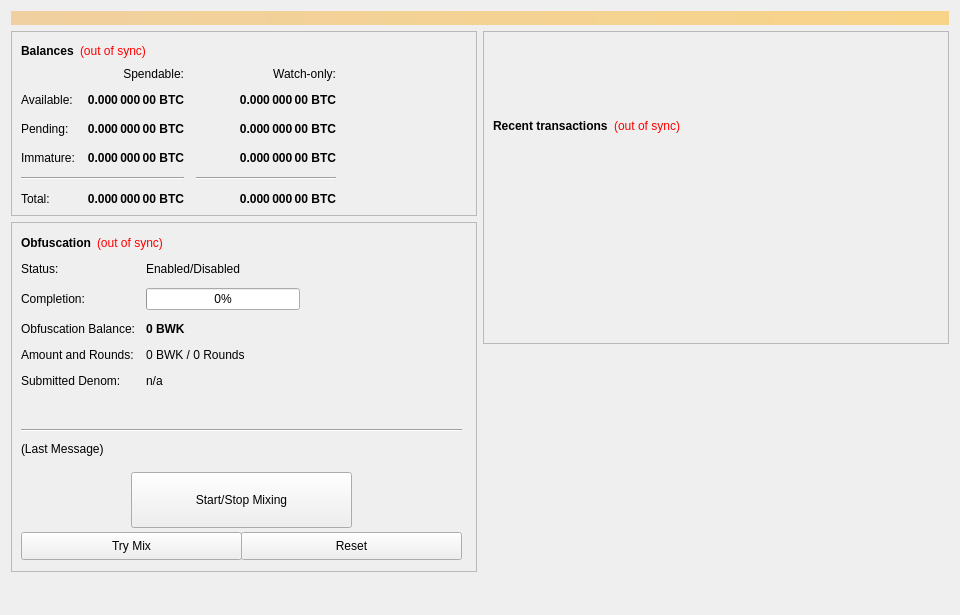
bulwark-crypto/Bulwark, file src/qt/forms/overviewpage.ui: the form before one commit.
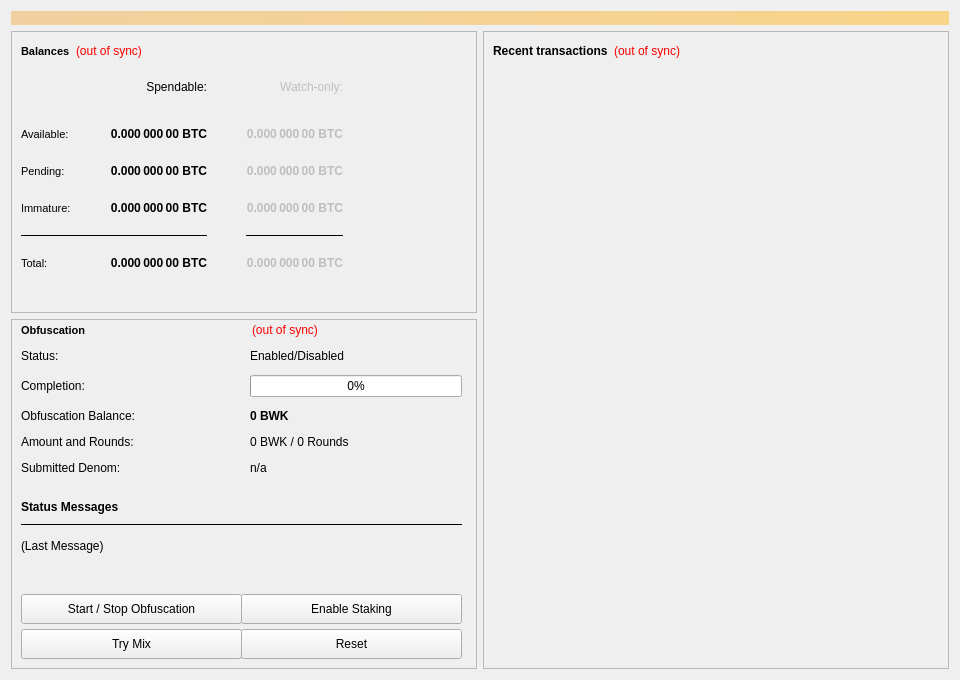
The form after the commit.

```diff
--- a/src/qt/forms/overviewpage.ui
+++ b/src/qt/forms/overviewpage.ui
@@ -7,7 +7,7 @@
     <x>0</x>
     <y>0</y>
     <width>960</width>
-    <height>615</height>
+    <height>680</height>
    </rect>
   </property>
   <property name="minimumSize">
@@ -40,8 +40,11 @@
     <layout class="QHBoxLayout" name="horizontalLayout" stretch="1,1">
      <item>
       <layout class="QVBoxLayout" name="verticalLayout_2">
+       <property name="spacing">
+        <number>6</number>
+       </property>
        <item>
-        <widget class="QFrame" name="frame">
+        <widget class="QFrame" name="frame_Balances">
          <property name="frameShape">
           <enum>QFrame::StyledPanel</enum>
          </property>
@@ -52,11 +55,15 @@
           <item>
            <layout class="QHBoxLayout" name="horizontalLayout_4">
             <item>
-             <widget class="QLabel" name="label_5">
+             <widget class="QLabel" name="BalanceTitle">
               <property name="font">
                <font>
+                <pointsize>8</pointsize>
                 <weight>75</weight>
+                <italic>false</italic>
                 <bold>true</bold>
+                <underline>false</underline>
+                <stylestrategy>PreferDefault</stylestrategy>
                </font>
               </property>
               <property name="text">
@@ -100,11 +107,17 @@
           </item>
           <item>
            <layout class="QGridLayout" name="gridLayout">
-            <property name="spacing">
-             <number>12</number>
+            <property name="leftMargin">
+             <number>0</number>
             </property>
-            <item row="2" column="2">
-             <widget class="QLabel" name="labelWatchPending">
+            <property name="horizontalSpacing">
+             <number>39</number>
+            </property>
+            <property name="verticalSpacing">
+             <number>20</number>
+            </property>
+            <item row="6" column="1">
+             <widget class="QLabel" name="labelTotal">
               <property name="font">
                <font>
                 <weight>75</weight>
@@ -115,102 +128,71 @@
                <cursorShape>IBeamCursor</cursorShape>
               </property>
               <property name="toolTip">
-               <string>Unconfirmed transactions to watch-only addresses</string>
+               <string>Your current total balance</string>
               </property>
               <property name="text">
                <string notr="true">0.000 000 00 BTC</string>
               </property>
               <property name="alignment">
-               <set>Qt::AlignRight|Qt::AlignTrailing|Qt::AlignVCenter</set>
+               <set>Qt::AlignLeading|Qt::AlignLeft|Qt::AlignRight|Qt::AlignTrailing|Qt::AlignVCenter</set>
               </property>
               <property name="textInteractionFlags">
                <set>Qt::LinksAccessibleByMouse|Qt::TextSelectableByKeyboard|Qt::TextSelectableByMouse</set>
               </property>
              </widget>
             </item>
-            <item row="2" column="1">
-             <widget class="QLabel" name="labelUnconfirmed">
-              <property name="font">
-               <font>
-                <weight>75</weight>
-                <bold>true</bold>
-               </font>
-              </property>
-              <property name="cursor">
-               <cursorShape>IBeamCursor</cursorShape>
-              </property>
-              <property name="toolTip">
-               <string>Total of transactions that have yet to be confirmed, and do not yet count toward the spendable balance</string>
-              </property>
-              <property name="text">
-               <string notr="true">0.000 000 00 BTC</string>
-              </property>
-              <property name="alignment">
-               <set>Qt::AlignRight|Qt::AlignTrailing|Qt::AlignVCenter</set>
-              </property>
-              <property name="textInteractionFlags">
-               <set>Qt::LinksAccessibleByMouse|Qt::TextSelectableByKeyboard|Qt::TextSelectableByMouse</set>
-              </property>
-             </widget>
-            </item>
-            <item row="3" column="2">
-             <widget class="QLabel" name="labelWatchImmature">
-              <property name="font">
-               <font>
-                <weight>75</weight>
-                <bold>true</bold>
-               </font>
-              </property>
-              <property name="cursor">
-               <cursorShape>IBeamCursor</cursorShape>
-              </property>
-              <property name="toolTip">
-               <string>Staked or masternode rewards in watch-only addresses that has not yet matured</string>
-              </property>
-              <property name="text">
-               <string notr="true">0.000 000 00 BTC</string>
-              </property>
-              <property name="alignment">
-               <set>Qt::AlignRight|Qt::AlignTrailing|Qt::AlignVCenter</set>
-              </property>
-              <property name="textInteractionFlags">
-               <set>Qt::LinksAccessibleByMouse|Qt::TextSelectableByKeyboard|Qt::TextSelectableByMouse</set>
-              </property>
-             </widget>
-            </item>
-            <item row="4" column="0" colspan="2">
-             <widget class="Line" name="lineSpendableBalance">
+            <item row="0" column="0">
+             <spacer name="verticalSpacer">
               <property name="orientation">
-               <enum>Qt::Horizontal</enum>
+               <enum>Qt::Vertical</enum>
               </property>
-             </widget>
-            </item>
-            <item row="4" column="2">
-             <widget class="Line" name="lineWatchBalance">
-              <property name="sizePolicy">
-               <sizepolicy hsizetype="Preferred" vsizetype="Fixed">
-                <horstretch>0</horstretch>
-                <verstretch>0</verstretch>
-               </sizepolicy>
-              </property>
-              <property name="minimumSize">
+              <property name="sizeHint" stdset="0">
                <size>
-                <width>140</width>
-                <height>0</height>
+                <width>20</width>
+                <height>40</height>
                </size>
               </property>
-              <property name="orientation">
-               <enum>Qt::Horizontal</enum>
-              </property>
-             </widget>
+             </spacer>
             </item>
-            <item row="5" column="0">
+            <item row="6" column="0">
              <widget class="QLabel" name="labelTotalText">
+              <property name="font">
+               <font>
+                <pointsize>8</pointsize>
+               </font>
+              </property>
               <property name="text">
                <string>Total:</string>
               </property>
              </widget>
             </item>
+            <item row="2" column="3">
+             <spacer name="horizontalSpacer_2">
+              <property name="orientation">
+               <enum>Qt::Horizontal</enum>
+              </property>
+              <property name="sizeHint" stdset="0">
+               <size>
+                <width>60</width>
+                <height>20</height>
+               </size>
+              </property>
+             </spacer>
+            </item>
+            <item row="1" column="0">
+             <widget class="QLabel" name="labelBalanceText">
+              <property name="font">
+               <font>
+                <pointsize>8</pointsize>
+                <weight>50</weight>
+                <bold>false</bold>
+               </font>
+              </property>
+              <property name="text">
+               <string>Available:</string>
+              </property>
+             </widget>
+            </item>
             <item row="3" column="1">
              <widget class="QLabel" name="labelImmature">
               <property name="font">
@@ -229,60 +211,66 @@
                <string notr="true">0.000 000 00 BTC</string>
               </property>
               <property name="alignment">
-               <set>Qt::AlignRight|Qt::AlignTrailing|Qt::AlignVCenter</set>
+               <set>Qt::AlignLeading|Qt::AlignLeft|Qt::AlignRight|Qt::AlignTrailing|Qt::AlignVCenter</set>
               </property>
               <property name="textInteractionFlags">
                <set>Qt::LinksAccessibleByMouse|Qt::TextSelectableByKeyboard|Qt::TextSelectableByMouse</set>
               </property>
              </widget>
             </item>
-            <item row="2" column="3">
-             <spacer name="horizontalSpacer_2">
-              <property name="orientation">
-               <enum>Qt::Horizontal</enum>
+            <item row="0" column="1">
+             <widget class="QLabel" name="labelSpendable">
+              <property name="text">
+               <string>Spendable:</string>
               </property>
-              <property name="sizeHint" stdset="0">
-               <size>
-                <width>40</width>
-                <height>20</height>
-               </size>
+              <property name="alignment">
+               <set>Qt::AlignLeading|Qt::AlignLeft|Qt::AlignRight|Qt::AlignTrailing|Qt::AlignVCenter</set>
               </property>
-             </spacer>
+             </widget>
+            </item>
+            <item row="0" column="2">
+             <widget class="QLabel" name="labelWatchonly">
+              <property name="enabled">
+               <bool>false</bool>
+              </property>
+              <property name="text">
+               <string>Watch-only:</string>
+              </property>
+              <property name="alignment">
+               <set>Qt::AlignLeading|Qt::AlignLeft|Qt::AlignRight|Qt::AlignTrailing|Qt::AlignVCenter</set>
+              </property>
+             </widget>
             </item>
             <item row="3" column="0">
              <widget class="QLabel" name="labelImmatureText">
+              <property name="font">
+               <font>
+                <pointsize>8</pointsize>
+               </font>
+              </property>
               <property name="text">
                <string>Immature:</string>
               </property>
              </widget>
             </item>
-            <item row="5" column="1">
-             <widget class="QLabel" name="labelTotal">
+            <item row="2" column="0">
+             <widget class="QLabel" name="labelPendingText">
               <property name="font">
                <font>
-                <weight>75</weight>
-                <bold>true</bold>
+                <pointsize>8</pointsize>
+                <kerning>true</kerning>
                </font>
               </property>
-              <property name="cursor">
-               <cursorShape>IBeamCursor</cursorShape>
-              </property>
-              <property name="toolTip">
-               <string>Your current total balance</string>
-              </property>
               <property name="text">
-               <string notr="true">0.000 000 00 BTC</string>
-              </property>
-              <property name="alignment">
-               <set>Qt::AlignRight|Qt::AlignTrailing|Qt::AlignVCenter</set>
-              </property>
-              <property name="textInteractionFlags">
-               <set>Qt::LinksAccessibleByMouse|Qt::TextSelectableByKeyboard|Qt::TextSelectableByMouse</set>
+               <string>Pending:</string>
               </property>
              </widget>
             </item>
-            <item row="5" column="2">
+            <item row="6" column="2">
              <widget class="QLabel" name="labelWatchTotal">
+              <property name="enabled">
+               <bool>false</bool>
+              </property>
               <property name="font">
                <font>
                 <weight>75</weight>
@@ -299,49 +287,7 @@
                <string notr="true">0.000 000 00 BTC</string>
               </property>
               <property name="alignment">
-               <set>Qt::AlignRight|Qt::AlignTrailing|Qt::AlignVCenter</set>
-              </property>
-              <property name="textInteractionFlags">
-               <set>Qt::LinksAccessibleByMouse|Qt::TextSelectableByKeyboard|Qt::TextSelectableByMouse</set>
-              </property>
-             </widget>
-            </item>
-            <item row="0" column="2">
-             <widget class="QLabel" name="labelWatchonly">
-              <property name="text">
-               <string>Watch-only:</string>
-              </property>
-              <property name="alignment">
-               <set>Qt::AlignRight|Qt::AlignTrailing|Qt::AlignVCenter</set>
-              </property>
-             </widget>
-            </item>
-            <item row="1" column="0">
-             <widget class="QLabel" name="labelBalanceText">
-              <property name="text">
-               <string>Available:</string>
-              </property>
-             </widget>
-            </item>
-            <item row="1" column="1">
-             <widget class="QLabel" name="labelBalance">
-              <property name="font">
-               <font>
-                <weight>75</weight>
-                <bold>true</bold>
-               </font>
-              </property>
-              <property name="cursor">
-               <cursorShape>IBeamCursor</cursorShape>
-              </property>
-              <property name="toolTip">
-               <string>Your current spendable balance</string>
-              </property>
-              <property name="text">
-               <string notr="true">0.000 000 00 BTC</string>
-              </property>
-              <property name="alignment">
-               <set>Qt::AlignRight|Qt::AlignTrailing|Qt::AlignVCenter</set>
+               <set>Qt::AlignLeading|Qt::AlignLeft|Qt::AlignRight|Qt::AlignTrailing|Qt::AlignVCenter</set>
               </property>
               <property name="textInteractionFlags">
                <set>Qt::LinksAccessibleByMouse|Qt::TextSelectableByKeyboard|Qt::TextSelectableByMouse</set>
@@ -350,6 +296,9 @@
             </item>
             <item row="1" column="2">
              <widget class="QLabel" name="labelWatchAvailable">
+              <property name="enabled">
+               <bool>false</bool>
+              </property>
               <property name="font">
                <font>
                 <weight>75</weight>
@@ -366,32 +315,184 @@
                <string notr="true">0.000 000 00 BTC</string>
               </property>
               <property name="alignment">
-               <set>Qt::AlignRight|Qt::AlignTrailing|Qt::AlignVCenter</set>
+               <set>Qt::AlignLeading|Qt::AlignLeft|Qt::AlignRight|Qt::AlignTrailing|Qt::AlignVCenter</set>
               </property>
               <property name="textInteractionFlags">
                <set>Qt::LinksAccessibleByMouse|Qt::TextSelectableByKeyboard|Qt::TextSelectableByMouse</set>
               </property>
              </widget>
             </item>
-            <item row="2" column="0">
-             <widget class="QLabel" name="labelPendingText">
+            <item row="3" column="2">
+             <widget class="QLabel" name="labelWatchImmature">
+              <property name="enabled">
+               <bool>false</bool>
+              </property>
+              <property name="font">
+               <font>
+                <weight>75</weight>
+                <bold>true</bold>
+               </font>
+              </property>
+              <property name="cursor">
+               <cursorShape>IBeamCursor</cursorShape>
+              </property>
+              <property name="toolTip">
+               <string>Staked or masternode rewards in watch-only addresses that has not yet matured</string>
+              </property>
               <property name="text">
-               <string>Pending:</string>
+               <string notr="true">0.000 000 00 BTC</string>
               </property>
+              <property name="alignment">
+               <set>Qt::AlignLeading|Qt::AlignLeft|Qt::AlignRight|Qt::AlignTrailing|Qt::AlignVCenter</set>
+              </property>
+              <property name="textInteractionFlags">
+               <set>Qt::LinksAccessibleByMouse|Qt::TextSelectableByKeyboard|Qt::TextSelectableByMouse</set>
+              </property>
              </widget>
             </item>
-            <item row="0" column="1">
-             <widget class="QLabel" name="labelSpendable">
+            <item row="2" column="2">
+             <widget class="QLabel" name="labelWatchPending">
+              <property name="enabled">
+               <bool>false</bool>
+              </property>
+              <property name="font">
+               <font>
+                <weight>75</weight>
+                <bold>true</bold>
+               </font>
+              </property>
+              <property name="cursor">
+               <cursorShape>IBeamCursor</cursorShape>
+              </property>
+              <property name="toolTip">
+               <string>Unconfirmed transactions to watch-only addresses</string>
+              </property>
               <property name="text">
-               <string>Spendable:</string>
+               <string notr="true">0.000 000 00 BTC</string>
               </property>
               <property name="alignment">
-               <set>Qt::AlignRight|Qt::AlignTrailing|Qt::AlignVCenter</set>
+               <set>Qt::AlignLeading|Qt::AlignLeft|Qt::AlignRight|Qt::AlignTrailing|Qt::AlignVCenter</set>
+              </property>
+              <property name="textInteractionFlags">
+               <set>Qt::LinksAccessibleByMouse|Qt::TextSelectableByKeyboard|Qt::TextSelectableByMouse</set>
+              </property>
+             </widget>
+            </item>
+            <item row="2" column="1">
+             <widget class="QLabel" name="labelUnconfirmed">
+              <property name="font">
+               <font>
+                <weight>75</weight>
+                <bold>true</bold>
+               </font>
+              </property>
+              <property name="cursor">
+               <cursorShape>IBeamCursor</cursorShape>
+              </property>
+              <property name="toolTip">
+               <string>Total of transactions that have yet to be confirmed, and do not yet count toward the spendable balance</string>
+              </property>
+              <property name="text">
+               <string notr="true">0.000 000 00 BTC</string>
+              </property>
+              <property name="alignment">
+               <set>Qt::AlignLeading|Qt::AlignLeft|Qt::AlignRight|Qt::AlignTrailing|Qt::AlignVCenter</set>
+              </property>
+              <property name="textInteractionFlags">
+               <set>Qt::LinksAccessibleByMouse|Qt::TextSelectableByKeyboard|Qt::TextSelectableByMouse</set>
+              </property>
+             </widget>
+            </item>
+            <item row="1" column="1">
+             <widget class="QLabel" name="labelBalance">
+              <property name="font">
+               <font>
+                <weight>75</weight>
+                <bold>true</bold>
+               </font>
+              </property>
+              <property name="cursor">
+               <cursorShape>IBeamCursor</cursorShape>
+              </property>
+              <property name="toolTip">
+               <string>Your current spendable balance</string>
+              </property>
+              <property name="text">
+               <string notr="true">0.000 000 00 BTC</string>
+              </property>
+              <property name="alignment">
+               <set>Qt::AlignLeading|Qt::AlignLeft|Qt::AlignRight|Qt::AlignTrailing|Qt::AlignVCenter</set>
+              </property>
+              <property name="textInteractionFlags">
+               <set>Qt::LinksAccessibleByMouse|Qt::TextSelectableByKeyboard|Qt::TextSelectableByMouse</set>
+              </property>
+             </widget>
+            </item>
+            <item row="5" column="2">
+             <widget class="Line" name="lineWatchOnlyBalance">
+              <property name="sizePolicy">
+               <sizepolicy hsizetype="Preferred" vsizetype="Fixed">
+                <horstretch>0</horstretch>
+                <verstretch>0</verstretch>
+               </sizepolicy>
+              </property>
+              <property name="maximumSize">
+               <size>
+                <width>16777215</width>
+                <height>1</height>
+               </size>
+              </property>
+              <property name="frameShadow">
+               <enum>QFrame::Plain</enum>
+              </property>
+              <property name="orientation">
+               <enum>Qt::Horizontal</enum>
+              </property>
+             </widget>
+            </item>
+            <item row="5" column="0" colspan="2">
+             <widget class="Line" name="lineSpendableBalance">
+              <property name="enabled">
+               <bool>true</bool>
+              </property>
+              <property name="sizePolicy">
+               <sizepolicy hsizetype="Preferred" vsizetype="Fixed">
+                <horstretch>0</horstretch>
+                <verstretch>0</verstretch>
+               </sizepolicy>
+              </property>
+              <property name="maximumSize">
+               <size>
+                <width>16777215</width>
+                <height>1</height>
+               </size>
+              </property>
+              <property name="frameShadow">
+               <enum>QFrame::Plain</enum>
+              </property>
+              <property name="orientation">
+               <enum>Qt::Horizontal</enum>
               </property>
              </widget>
             </item>
            </layout>
           </item>
+          <item>
+           <spacer name="verticalSpacer_2">
+            <property name="orientation">
+             <enum>Qt::Vertical</enum>
+            </property>
+            <property name="sizeType">
+             <enum>QSizePolicy::Expanding</enum>
+            </property>
+            <property name="sizeHint" stdset="0">
+             <size>
+              <width>20</width>
+              <height>30</height>
+             </size>
+            </property>
+           </spacer>
+          </item>
          </layout>
         </widget>
        </item>
@@ -416,23 +517,29 @@
           <property name="geometry">
            <rect>
             <x>10</x>
-            <y>40</y>
-            <width>451</width>
-            <height>161</height>
+            <y>30</y>
+            <width>441</width>
+            <height>131</height>
            </rect>
           </property>
-          <layout class="QFormLayout" name="formLayout">
+          <layout class="QFormLayout" name="obfuscationStatusLayout">
            <property name="fieldGrowthPolicy">
             <enum>QFormLayout::AllNonFixedFieldsGrow</enum>
            </property>
            <property name="horizontalSpacing">
-            <number>11</number>
+            <number>115</number>
            </property>
            <property name="verticalSpacing">
             <number>12</number>
            </property>
            <item row="0" column="0">
             <widget class="QLabel" name="label_6">
+             <property name="font">
+              <font>
+               <weight>50</weight>
+               <bold>false</bold>
+              </font>
+             </property>
              <property name="text">
               <string>Status:</string>
              </property>
@@ -440,6 +547,12 @@
            </item>
            <item row="1" column="0">
             <widget class="QLabel" name="label_7">
+             <property name="font">
+              <font>
+               <weight>50</weight>
+               <bold>false</bold>
+              </font>
+             </property>
              <property name="text">
               <string>Completion:</string>
              </property>
@@ -447,19 +560,46 @@
            </item>
            <item row="1" column="1">
             <widget class="QProgressBar" name="obfuscationProgress">
-             <property name="maximumSize">
+             <property name="enabled">
+              <bool>true</bool>
+             </property>
+             <property name="minimumSize">
               <size>
                <width>154</width>
+               <height>0</height>
+              </size>
+             </property>
+             <property name="maximumSize">
+              <size>
+               <width>220</width>
                <height>16777215</height>
               </size>
              </property>
+             <property name="font">
+              <font>
+               <weight>50</weight>
+               <bold>false</bold>
+              </font>
+             </property>
              <property name="value">
               <number>0</number>
              </property>
+             <property name="alignment">
+              <set>Qt::AlignCenter</set>
+             </property>
+             <property name="invertedAppearance">
+              <bool>false</bool>
+             </property>
             </widget>
            </item>
            <item row="2" column="0">
             <widget class="QLabel" name="labelAnonymizedText">
+             <property name="font">
+              <font>
+               <weight>50</weight>
+               <bold>false</bold>
+              </font>
+             </property>
              <property name="text">
               <string>Obfuscation Balance:</string>
              </property>
@@ -480,6 +620,12 @@
            </item>
            <item row="3" column="0">
             <widget class="QLabel" name="label_8">
+             <property name="font">
+              <font>
+               <weight>50</weight>
+               <bold>false</bold>
+              </font>
+             </property>
              <property name="text">
               <string>Amount and Rounds:</string>
              </property>
@@ -487,6 +633,12 @@
            </item>
            <item row="3" column="1">
             <widget class="QLabel" name="labelAmountRounds">
+             <property name="font">
+              <font>
+               <weight>50</weight>
+               <bold>false</bold>
+              </font>
+             </property>
              <property name="text">
               <string>0 BWK / 0 Rounds</string>
              </property>
@@ -494,6 +646,12 @@
            </item>
            <item row="4" column="0">
             <widget class="QLabel" name="label_9">
+             <property name="font">
+              <font>
+               <weight>50</weight>
+               <bold>false</bold>
+              </font>
+             </property>
              <property name="text">
               <string>Submitted Denom:</string>
              </property>
@@ -501,6 +659,12 @@
            </item>
            <item row="4" column="1">
             <widget class="QLabel" name="labelSubmittedDenom">
+             <property name="font">
+              <font>
+               <weight>50</weight>
+               <bold>false</bold>
+              </font>
+             </property>
              <property name="toolTip">
               <string>The denominations you submitted to the Masternode.&lt;br&gt;To mix, other users must submit the exact same denominations.</string>
              </property>
@@ -511,6 +675,12 @@
            </item>
            <item row="0" column="1">
             <widget class="QLabel" name="obfuscationEnabled">
+             <property name="font">
+              <font>
+               <weight>50</weight>
+               <bold>false</bold>
+              </font>
+             </property>
              <property name="text">
               <string>Enabled/Disabled</string>
              </property>
@@ -958,10 +1128,10 @@
          <widget class="QPushButton" name="toggleObfuscation">
           <property name="geometry">
            <rect>
-            <x>120</x>
-            <y>250</y>
+            <x>10</x>
+            <y>275</y>
             <width>221</width>
-            <height>56</height>
+            <height>30</height>
            </rect>
           </property>
           <property name="sizePolicy">
@@ -971,18 +1141,24 @@
            </sizepolicy>
           </property>
           <property name="text">
-           <string>Start/Stop Mixing</string>
+           <string>Start / Stop Obfuscation</string>
           </property>
          </widget>
          <widget class="Line" name="lineLastMessage">
+          <property name="enabled">
+           <bool>true</bool>
+          </property>
           <property name="geometry">
            <rect>
             <x>10</x>
-            <y>200</y>
+            <y>205</y>
             <width>441</width>
-            <height>16</height>
+            <height>1</height>
            </rect>
           </property>
+          <property name="frameShadow">
+           <enum>QFrame::Plain</enum>
+          </property>
           <property name="orientation">
            <enum>Qt::Horizontal</enum>
           </property>
@@ -992,8 +1168,8 @@
            <rect>
             <x>10</x>
             <y>220</y>
-            <width>451</width>
-            <height>61</height>
+            <width>441</width>
+            <height>43</height>
            </rect>
           </property>
           <property name="minimumSize">
@@ -1018,7 +1194,7 @@
             <x>10</x>
             <y>310</y>
             <width>221</width>
-            <height>28</height>
+            <height>30</height>
            </rect>
           </property>
           <property name="sizePolicy">
@@ -1040,7 +1216,7 @@
             <x>230</x>
             <y>310</y>
             <width>221</width>
-            <height>28</height>
+            <height>30</height>
            </rect>
           </property>
           <property name="sizePolicy">
@@ -1059,20 +1235,62 @@
            <string>Reset</string>
           </property>
          </widget>
+         <widget class="QLabel" name="ObfuscationStatusTitle">
+          <property name="geometry">
+           <rect>
+            <x>10</x>
+            <y>180</y>
+            <width>441</width>
+            <height>16</height>
+           </rect>
+          </property>
+          <property name="font">
+           <font>
+            <weight>75</weight>
+            <bold>true</bold>
+           </font>
+          </property>
+          <property name="text">
+           <string>Status Messages</string>
+          </property>
+         </widget>
+         <widget class="QPushButton" name="toggleStaking">
+          <property name="geometry">
+           <rect>
+            <x>230</x>
+            <y>275</y>
+            <width>221</width>
+            <height>30</height>
+           </rect>
+          </property>
+          <property name="sizePolicy">
+           <sizepolicy hsizetype="MinimumExpanding" vsizetype="Fixed">
+            <horstretch>0</horstretch>
+            <verstretch>0</verstretch>
+           </sizepolicy>
+          </property>
+          <property name="text">
+           <string>Enable Staking</string>
+          </property>
+         </widget>
          <widget class="QWidget" name="layoutWidget">
           <property name="geometry">
            <rect>
             <x>10</x>
-            <y>10</y>
-            <width>431</width>
+            <y>0</y>
+            <width>441</width>
             <height>22</height>
            </rect>
           </property>
           <layout class="QHBoxLayout" name="horizontalLayout_5">
+           <property name="spacing">
+            <number>5</number>
+           </property>
            <item>
-            <widget class="QLabel" name="label_2">
+            <widget class="QLabel" name="ObfuscationTitle">
              <property name="font">
               <font>
+               <pointsize>8</pointsize>
                <weight>75</weight>
                <bold>true</bold>
               </font>
@@ -1082,58 +1300,56 @@
              </property>
             </widget>
            </item>
-           <item>
-            <widget class="QLabel" name="labelObfuscationSyncStatus">
-             <property name="toolTip">
-              <string>The displayed information may be out of date. Your wallet automatically synchronizes with the Bulwark network after a connection is established, but this process has not completed yet.</string>
-             </property>
-             <property name="styleSheet">
-              <string notr="true">QLabel { color: red; }</string>
-             </property>
-             <property name="text">
-              <string notr="true">(out of sync)</string>
-             </property>
-             <property name="alignment">
-              <set>Qt::AlignLeading|Qt::AlignLeft|Qt::AlignVCenter</set>
-             </property>
-            </widget>
-           </item>
            <item>
             <spacer name="horizontalSpacer_4">
              <property name="orientation">
               <enum>Qt::Horizontal</enum>
              </property>
+             <property name="sizeType">
+              <enum>QSizePolicy::Maximum</enum>
+             </property>
              <property name="sizeHint" stdset="0">
               <size>
-               <width>40</width>
+               <width>16</width>
                <height>20</height>
               </size>
              </property>
             </spacer>
            </item>
+           <item>
+            <widget class="QLabel" name="labelObfuscationSyncStatus">
+             <property name="font">
+              <font>
+               <weight>50</weight>
+               <bold>false</bold>
+               <underline>false</underline>
+               <strikeout>false</strikeout>
+              </font>
+             </property>
+             <property name="toolTip">
+              <string>The displayed information may be out of date. Your wallet automatically synchronizes with the Bulwark network after a connection is established, but this process has not completed yet.</string>
+             </property>
+             <property name="styleSheet">
+              <string notr="true">QLabel { color: red; }</string>
+             </property>
+             <property name="text">
+              <string notr="true">(out of sync)</string>
+             </property>
+             <property name="alignment">
+              <set>Qt::AlignLeading|Qt::AlignLeft|Qt::AlignVCenter</set>
+             </property>
+            </widget>
+           </item>
           </layout>
          </widget>
         </widget>
        </item>
-       <item>
-        <spacer name="verticalSpacer">
-         <property name="orientation">
-          <enum>Qt::Vertical</enum>
-         </property>
-         <property name="sizeHint" stdset="0">
-          <size>
-           <width>20</width>
-           <height>40</height>
-          </size>
-         </property>
-        </spacer>
-       </item>
       </layout>
      </item>
      <item>
       <layout class="QVBoxLayout" name="verticalLayout_3">
        <item>
-        <widget class="QFrame" name="frame_2">
+        <widget class="QFrame" name="frame_RecentTransactions">
          <property name="frameShape">
           <enum>QFrame::StyledPanel</enum>
          </property>
@@ -1141,26 +1357,16 @@
           <enum>QFrame::Raised</enum>
          </property>
          <layout class="QVBoxLayout" name="verticalLayout">
-          <item>
-           <spacer name="verticalSpacer_3">
-            <property name="orientation">
-             <enum>Qt::Vertical</enum>
-            </property>
-            <property name="sizeType">
-             <enum>QSizePolicy::Fixed</enum>
-            </property>
-            <property name="sizeHint" stdset="0">
-             <size>
-              <width>20</width>
-              <height>75</height>
-             </size>
-            </property>
-           </spacer>
-          </item>
           <item>
            <layout class="QHBoxLayout" name="horizontalLayout_2">
             <item>
-             <widget class="QLabel" name="label_4">
+             <widget class="QLabel" name="RecentTitle">
+              <property name="sizePolicy">
+               <sizepolicy hsizetype="Maximum" vsizetype="Preferred">
+                <horstretch>0</horstretch>
+                <verstretch>0</verstretch>
+               </sizepolicy>
+              </property>
               <property name="font">
                <font>
                 <weight>75</weight>
@@ -1174,6 +1380,12 @@
             </item>
             <item>
              <widget class="QLabel" name="labelTransactionsStatus">
+              <property name="sizePolicy">
+               <sizepolicy hsizetype="Maximum" vsizetype="Preferred">
+                <horstretch>0</horstretch>
+                <verstretch>0</verstretch>
+               </sizepolicy>
+              </property>
               <property name="cursor">
                <cursorShape>WhatsThisCursor</cursorShape>
               </property>
@@ -1196,6 +1408,9 @@
               <property name="orientation">
                <enum>Qt::Horizontal</enum>
               </property>
+              <property name="sizeType">
+               <enum>QSizePolicy::Expanding</enum>
+              </property>
               <property name="sizeHint" stdset="0">
                <size>
                 <width>40</width>
@@ -1228,22 +1443,6 @@
          </layout>
         </widget>
        </item>
-       <item>
-        <spacer name="verticalSpacer_2">
-         <property name="orientation">
-          <enum>Qt::Vertical</enum>
-         </property>
-         <property name="sizeType">
-          <enum>QSizePolicy::Expanding</enum>
-         </property>
-         <property name="sizeHint" stdset="0">
-          <size>
-           <width>20</width>
-           <height>40</height>
-          </size>
-         </property>
-        </spacer>
-       </item>
       </layout>
      </item>
     </layout>
```
